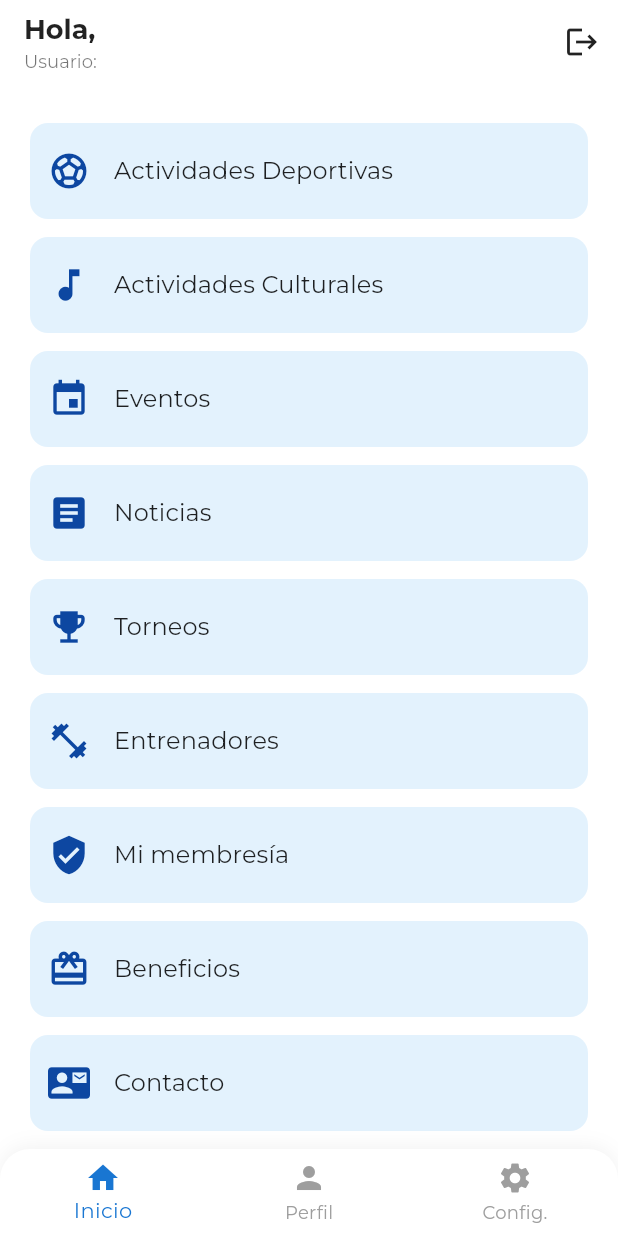
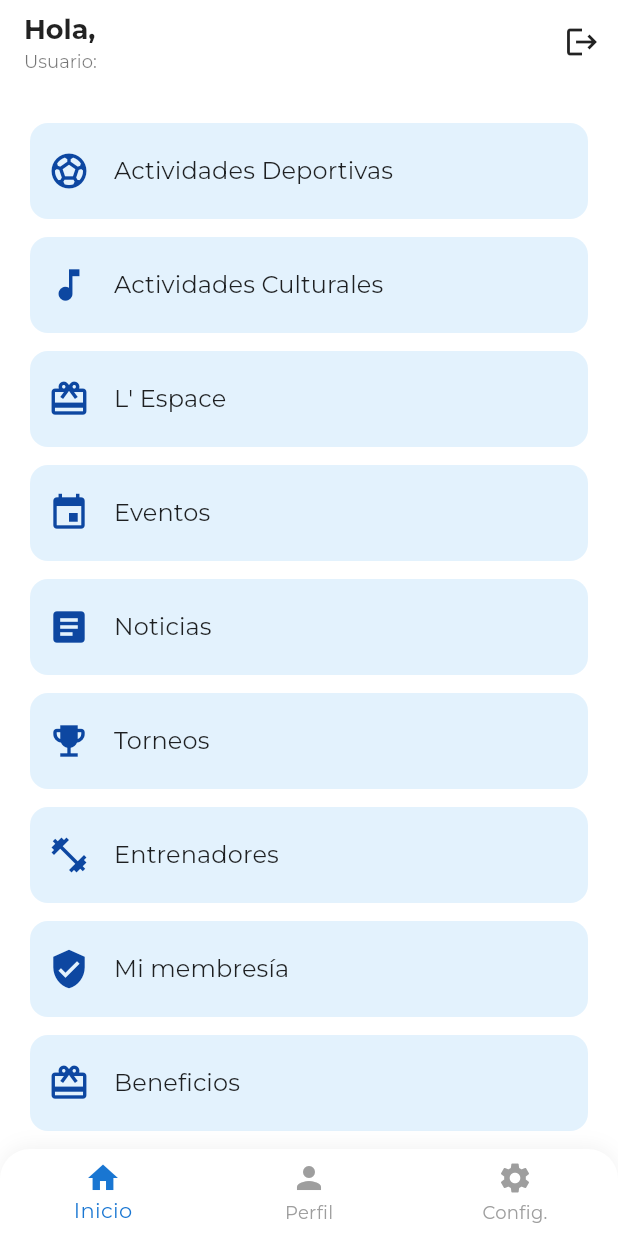
Before and after one commit to guillmac/login_app, a Flutter app: the HomePage screen opened directly with empty values, on a phone screen of 412 x 824 dp. Run offline on Flutter 3.47's test engine with Material 3 defaults, Android fonts, the phone set to English and light mode, and no system bars; our stand-ins replace flutter_secure_storage, geolocator, image_picker, local_auth, logger, shared_preferences; accounts and stored records are empty.

Commit message:
Home con L' Espace

```diff
--- a/lib/pages/home_page.dart
+++ b/lib/pages/home_page.dart
@@ -200,6 +200,15 @@ class _HomePageState extends State<HomePage> {
                 const CulturalActivitiesPage(),
               ),
             ),
+             _buildSectionButton(
+              context,
+              "L' Espace",
+              Icons.card_giftcard,
+              () => _navigateToPage(
+                context,
+                _PlaceholderPage(title: "L' Espace"),
+              ),
+            ),
             _buildSectionButton(
               context,
               "Eventos",
```
